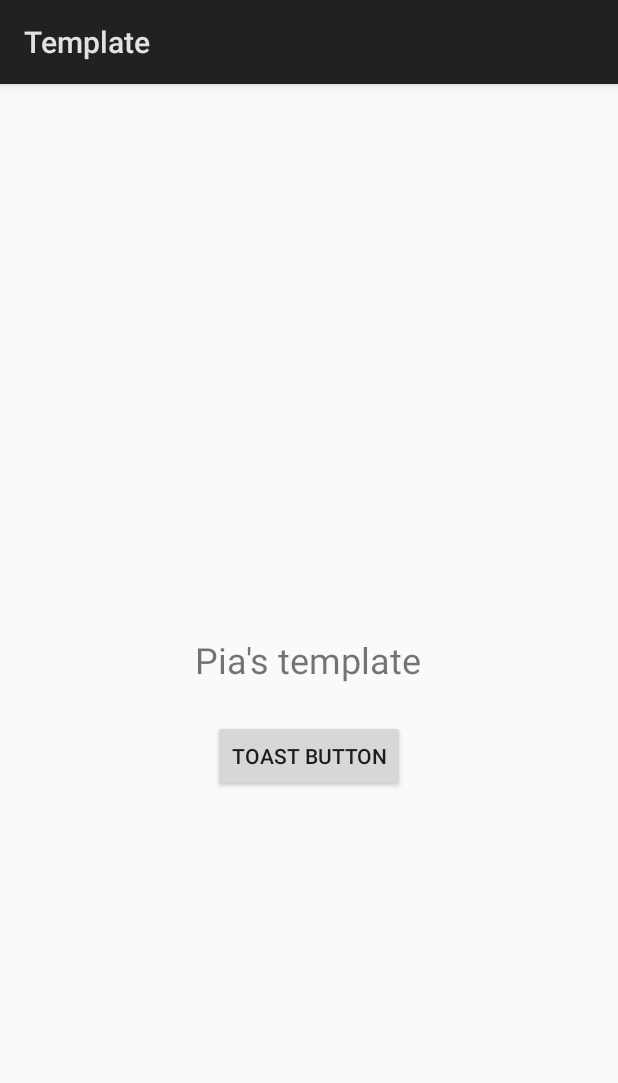
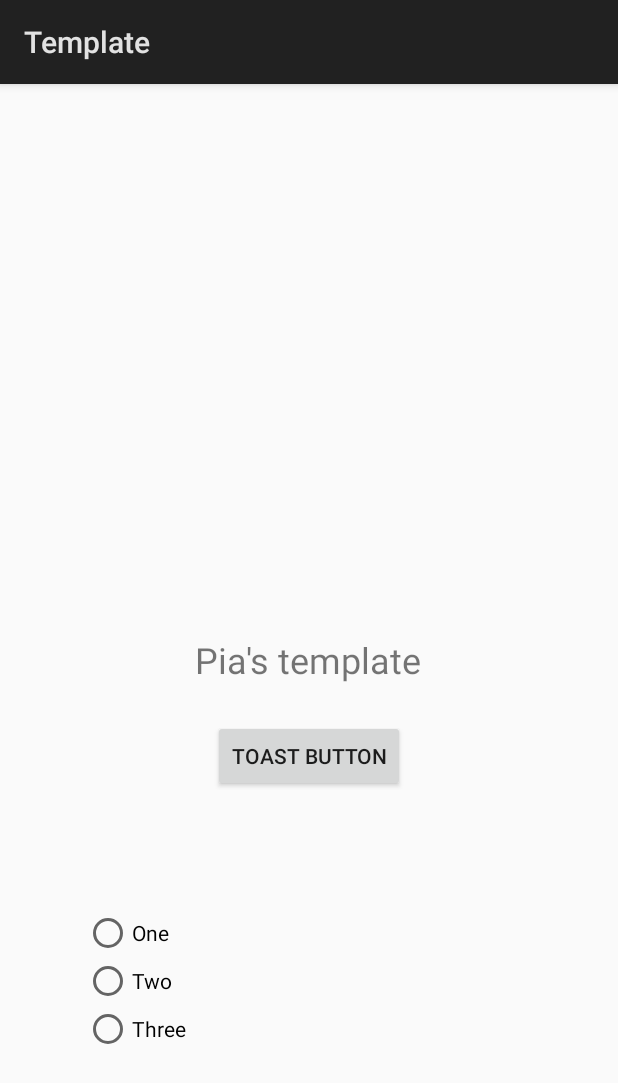
Before and after one commit to psj1980/KontlinTemplate, an Android app: the screen it shows after launch (MainActivity), on a phone screen of 412 x 824 dp. Shown: the top 1083 px of the screen. Run offline under Robolectric (Android 15) with nearby library versions, the phone set to English and light mode, and no system bars; 2 statements that could not run were skipped.

Commit message:
template updated with radio buttons

```diff
--- a/app/src/main/java/com/example/pia/template/MainActivity.kt
+++ b/app/src/main/java/com/example/pia/template/MainActivity.kt
@@ -3,7 +3,9 @@ package com.example.pia.template
 import android.app.Activity
 import android.os.Bundle
 import kotlinx.android.synthetic.main.activity_main.*
+import org.jetbrains.anko.onCheckedChange
 import org.jetbrains.anko.onClick
+import org.jetbrains.anko.radioGroup
 import org.jetbrains.anko.toast
 
 class MainActivity : Activity() {
@@ -14,5 +16,7 @@ class MainActivity : Activity() {
 
         message.text = "Pia's template"
         toastButton.onClick { toast("Button clicked") }
+
+        radioButton.onClick { toast("radio1 clicked") }
     }
 }
--- a/app/src/main/res/layout/activity_main.xml
+++ b/app/src/main/res/layout/activity_main.xml
@@ -29,4 +29,38 @@
         android:layout_centerHorizontal="true"
         android:layout_marginTop="24dp"
         />
+
+    <RadioGroup
+        android:id="@+id/radioButtonGr"
+        android:layout_width="wrap_content"
+        android:layout_height="wrap_content"
+        android:layout_alignParentStart="true"
+        android:layout_below="@+id/toastButton"
+        android:layout_marginStart="40dp"
+        android:layout_marginTop="30dp" >
+
+        <RadioButton
+            android:id="@+id/radioButton"
+            android:layout_width="wrap_content"
+            android:layout_height="wrap_content"
+            android:layout_alignEnd="@+id/message"
+            android:layout_alignParentTop="true"
+            android:layout_marginTop="48dp"
+            android:layout_weight="1"
+            android:text="One" />
+
+        <RadioButton
+            android:id="@+id/radioButton2"
+            android:layout_width="wrap_content"
+            android:layout_height="wrap_content"
+            android:layout_weight="1"
+            android:text="Two" />
+
+        <RadioButton
+            android:id="@+id/radioButton3"
+            android:layout_width="wrap_content"
+            android:layout_height="wrap_content"
+            android:layout_weight="1"
+            android:text="Three" />
+    </RadioGroup>
 </RelativeLayout>
```
